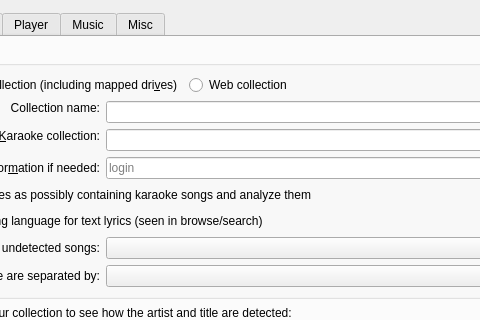
gyunaev/spivak, file src/settingsdialog.ui: the form before one commit; both pictures show x 175 to 655 and y 0 to 320 of the 1167 by 730 pixel window.
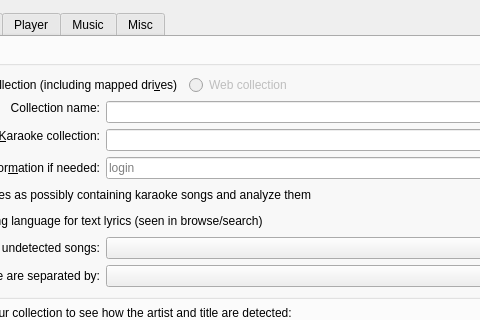
The form after the commit. Icons and pictures are not drawn. Custom widgets are drawn as their Qt base class.

The edit to the form file:
```diff
--- a/src/settingsdialog.ui
+++ b/src/settingsdialog.ui
@@ -2,6 +2,9 @@
 <ui version="4.0">
  <class>SettingsDialog</class>
  <widget class="QDialog" name="SettingsDialog">
+  <property name="enabled">
+   <bool>true</bool>
+  </property>
   <property name="geometry">
    <rect>
     <x>0</x>
@@ -57,6 +60,9 @@
             </item>
             <item>
              <widget class="QRadioButton" name="boxCollectionTypeHTTP">
+              <property name="enabled">
+               <bool>false</bool>
+              </property>
               <property name="text">
                <string>Web collection</string>
               </property>
```
